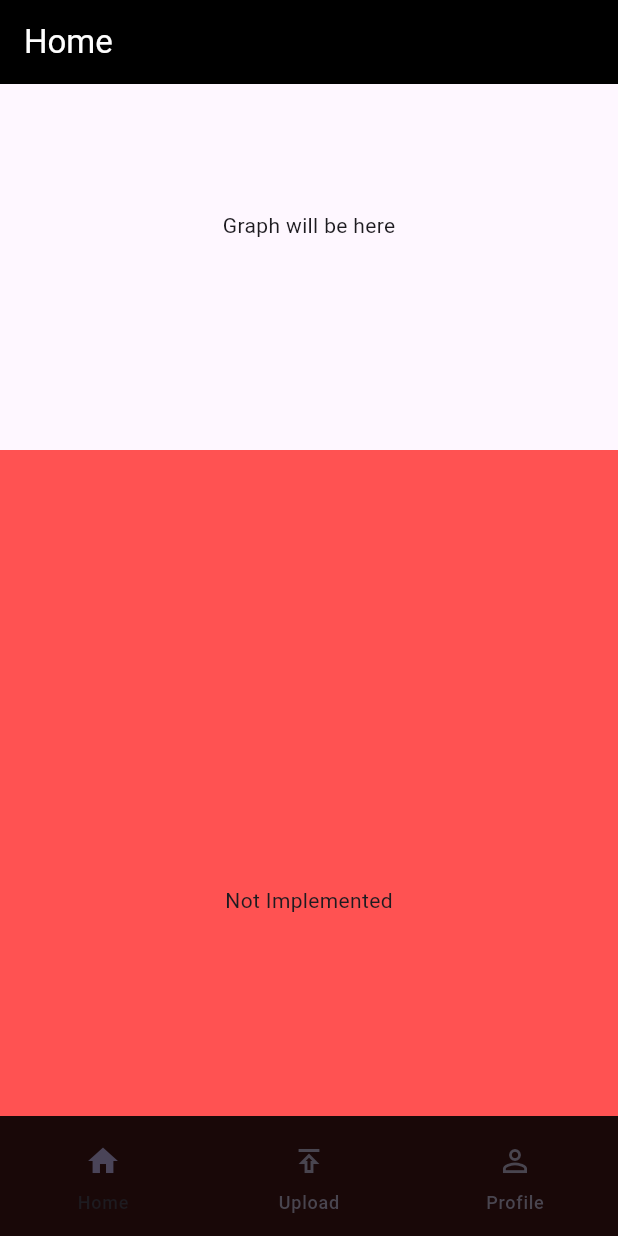
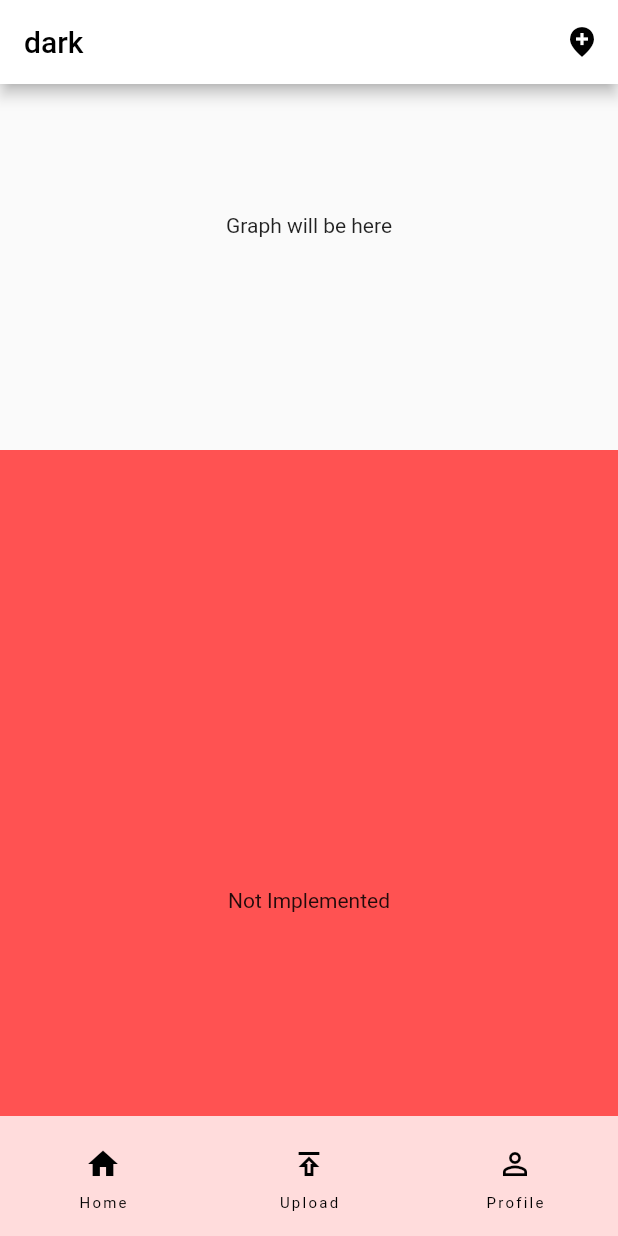
Before and after one commit to 0x6Ain/lose_It_up_app, a Flutter app: the screen it shows after launch, on a phone screen of 412 x 824 dp. Run offline on Flutter 3.47's test engine with Material 2 defaults, Android fonts, the light colour scheme and no system bars; our stand-ins replace flutter_dotenv, freezed_annotation, go_router, riverpod, riverpod_annotation, rxdart; generated files the repository leaves out were written again.

Commit message:
feat: Add themes

```diff
--- a/lib/app.dart
+++ b/lib/app.dart
@@ -1,5 +1,6 @@
 import 'package:flutter/material.dart';
 import 'package:lose_it_up_app/routes/app_router.dart';
+import 'package:lose_it_up_app/utils/themes.dart';
 
 class MyApp extends StatelessWidget {
   const MyApp({super.key});
@@ -7,25 +8,14 @@ class MyApp extends StatelessWidget {
   @override
   Widget build(BuildContext context) {
     return MaterialApp.router(
-        routerConfig: goRouter,
-        debugShowCheckedModeBanner: false,
-        restorationScopeId: 'app',
-        // onGenerateTitle: (BuildContext context) => 'My Shop'.hardcoded,
-        theme: ThemeData(
-          useMaterial3: true,
-          primarySwatch: Colors.grey,
-          appBarTheme: const AppBarTheme(
-            backgroundColor: Colors.black,
-            foregroundColor: Colors.white,
-            elevation: 0,
-          ),
-          elevatedButtonTheme: ElevatedButtonThemeData(
-            style: ElevatedButton.styleFrom(
-              backgroundColor: Colors.black, // background (button) color
-              foregroundColor: Colors.white, // foreground (text) color
-            ),
-          ),
-        ));
+      routerConfig: goRouter,
+      debugShowCheckedModeBanner: false,
+      restorationScopeId: 'app',
+      // onGenerateTitle: (BuildContext context) => 'My Shop'.hardcoded,
+      theme: Themes.lightTheme,
+      darkTheme: Themes.darkTheme,
+      themeMode: ThemeMode.system,
+    );
   }
 }
 
@@ -55,7 +45,16 @@ class _HomeScreenState extends State<HomeScreen> {
     return Scaffold(
       extendBodyBehindAppBar: true,
       appBar: AppBar(
-        title: const Text('Home'),
+        title: const Text(ThemeMode.system == ThemeMode.light ? 'light' : 'dark'),
+        actions: [
+          IconButton(
+            icon: const Icon(Icons.add_location_sharp),
+            onPressed: () {
+              print(ThemeMode.system);
+              setState(() {});
+            },
+          )
+        ],
         // backgroundColor: Theme.of(context).appBarTheme.backgroundColor,
       ),
       body: Scrollbar(
--- a/lib/common/entire_layout/scaffold_with_navigation_bar.dart
+++ b/lib/common/entire_layout/scaffold_with_navigation_bar.dart
@@ -22,7 +22,9 @@ class ScaffoldWithNavigationBar extends StatelessWidget {
         onDestinationSelected: onDestinationSelected,
         selectedIndex: selectedIndex,
         indicatorColor: Colors.transparent,
-        backgroundColor: Colors.black.withOpacity(0.9),
+        //TODO: ThemeMode.system에 따른 backgroundcolor 변경
+        // backgroundColor: ThemeMode.system != ThemeMode.light ? Colors.white : Colors.black,
+        backgroundColor: Colors.white.withOpacity(0.8),
         destinations: [
           NavigationDestination(
             label: 'Home'.hardcoded,
--- /dev/null
+++ b/lib/utils/themes.dart
@@ -0,0 +1,36 @@
+import 'package:flutter/material.dart';
+
+class Themes {
+  Color lightPrimaryColor = Colors.white;
+  Color lightSecondaryColor = Colors.black;
+  Color dartPrimaryColor = Colors.black;
+  Color darkSecondaryColor = Colors.white;
+  Color accentColor = Colors.purple;
+
+  static ThemeData lightTheme = ThemeData(
+    primaryColor: ThemeData.light().scaffoldBackgroundColor,
+    colorScheme: const ColorScheme.light().copyWith(
+      primary: _instance.lightPrimaryColor,
+      secondary: _instance.lightSecondaryColor,
+    ),
+    appBarTheme: AppBarTheme(
+      backgroundColor: _instance.lightPrimaryColor,
+      foregroundColor: _instance.lightSecondaryColor,
+    ),
+    // textButtonTheme: TextButtonThemeData(
+    //     style: TextButton.styleFrom(
+    //   foregroundColor: _instance.lightPrimaryColor,
+    //   backgroundColor: _instance.lightSecondaryColor,
+    // )),
+  );
+
+  static ThemeData darkTheme = ThemeData(
+    primaryColor: ThemeData.dark().scaffoldBackgroundColor,
+    colorScheme: const ColorScheme.dark().copyWith(
+      primary: _instance.dartPrimaryColor,
+      secondary: _instance.darkSecondaryColor,
+    ),
+  );
+}
+
+Themes _instance = Themes();
--- a/pubspec.yaml
+++ b/pubspec.yaml
@@ -68,6 +68,7 @@ flutter:
   # To add assets to your application, add an assets section, like this:
   assets:
     - assets/
+    - assets/icons/
     - .env
   #   - images/a_dot_ham.jpeg
 
```
Also changed, not shown: lib/common/button_layout/base_icon_text_button.dart (added, +57 -0 lines), lib/common/button_layout/base_text_button.dart (added, +35 -0 lines), lib/features/authentication/settings/presenatation/setting_screen.dart (+26 -8 lines), assets/icons/apple_logo.png (added), assets/icons/google_logo.png (added).
